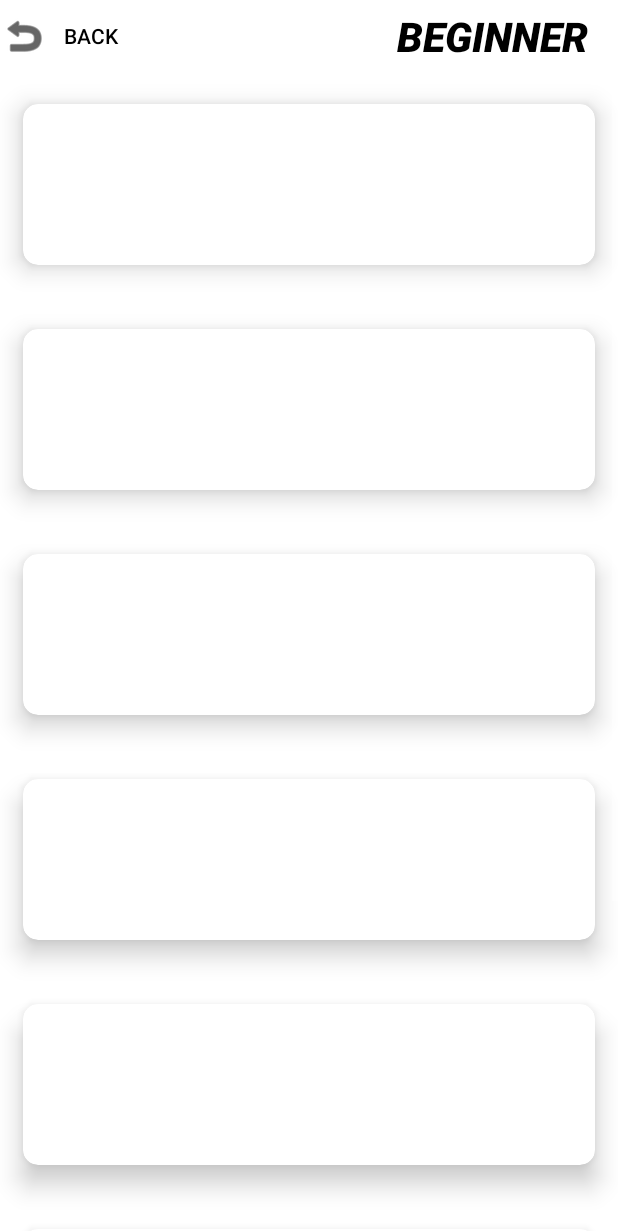
After one commit to cyrellf/GetFitApp, an Android app built with Jetpack Compose: the BeginnerWorkoutsAct screen opened directly, with no data from a screen before it, on a phone screen of 412 x 824 dp. The commit adds this screen. Shown: the top 1231 px of the screen. Run offline under Robolectric (Android 15) with nearby library versions, the phone set to English and light mode, and no system bars.

Commit message:
Ninth Commit: Workout Pages

```diff
--- a/app/src/main/AndroidManifest.xml
+++ b/app/src/main/AndroidManifest.xml
@@ -1,6 +1,6 @@
 <?xml version="1.0" encoding="utf-8"?>
 <manifest xmlns:android="http://schemas.android.com/apk/res/android"
-    xmlns:tools="http://schemas.android.com/tools" >
+    xmlns:tools="http://schemas.android.com/tools">
 
     <application
         android:allowBackup="true"
@@ -11,7 +11,10 @@
         android:roundIcon="@mipmap/ic_launcher_round"
         android:supportsRtl="true"
         android:theme="@style/Theme.AppCompat"
-        tools:targetApi="31" >
+        tools:targetApi="31">
+        <activity
+            android:name=".BeginnerWorkoutsAct"
+            android:exported="true" />
         <activity
             android:name=".IndexActivity"
             android:exported="true"
@@ -20,7 +23,7 @@
             android:name=".MainActivity"
             android:exported="true"
             android:label="Get Fit"
-            android:theme="@style/Theme.AppCompat" >
+            android:theme="@style/Theme.AppCompat">
             <intent-filter>
                 <action android:name="android.intent.action.MAIN" />
 
--- /dev/null
+++ b/app/src/main/java/com/example/getfitapp/BeginnerWorkoutsAct.java
@@ -0,0 +1,18 @@
+package com.example.getfitapp;
+
+import androidx.appcompat.app.AppCompatActivity;
+
+import android.os.Bundle;
+import android.widget.Button;
+
+public class BeginnerWorkoutsAct extends AppCompatActivity {
+        Button back;
+    @Override
+    protected void onCreate(Bundle savedInstanceState) {
+        super.onCreate(savedInstanceState);
+        getSupportActionBar().hide();
+        setContentView(R.layout.activity_beginner_workouts);
+
+        back = (Button) findViewById(R.id.BBBtn);
+    }
+}
--- /dev/null
+++ b/app/src/main/res/layout/activity_beginner_workouts.xml
@@ -0,0 +1,140 @@
+<?xml version="1.0" encoding="utf-8"?>
+<ScrollView xmlns:android="http://schemas.android.com/apk/res/android"
+    xmlns:app="http://schemas.android.com/apk/res-auto"
+    xmlns:tools="http://schemas.android.com/tools"
+    android:layout_width="match_parent"
+    android:layout_height="match_parent"
+    android:background="@color/white"
+    android:orientation="vertical"
+    android:gravity="center"
+    style="?android:attr/borderlessButtonStyle"
+    tools:context=".BeginnerWorkoutsAct">
+
+    <LinearLayout
+        android:layout_width="match_parent"
+        android:layout_height="match_parent"
+        android:orientation="vertical">
+    <LinearLayout
+        android:layout_width="match_parent"
+        android:layout_height="wrap_content"
+        android:layout_weight="1"
+        android:orientation="horizontal">
+
+        <Button
+            android:id="@+id/BBBtn"
+            android:layout_width="wrap_content"
+            android:layout_height="match_parent"
+            android:background="@color/white"
+            android:drawableLeft="@android:drawable/ic_menu_revert"
+            android:drawableTint="@color/black"
+            android:text="Back"
+            style="?android:attr/borderlessButtonStyle"
+            android:textColor="@color/black" />
+        <TextView
+            android:layout_width="match_parent"
+            android:layout_height="match_parent"
+            android:text="BEGINNER"
+            android:fontFamily="sans-serif-black"
+            android:textColor="@color/black"
+            android:gravity="right|center"
+            android:textStyle="italic"
+            android:layout_marginRight="20dp"
+            android:textSize="27dp"></TextView>
+    </LinearLayout>
+
+    <LinearLayout
+        android:layout_width="match_parent"
+        android:layout_height="wrap_content"
+        android:layout_weight="1"
+        android:orientation="vertical">
+        <androidx.cardview.widget.CardView
+            android:id="@+id/BWD1"
+            android:layout_width="match_parent"
+            android:layout_height="150dp"
+            android:layout_weight="1"
+            app:cardBackgroundColor="@color/white"
+            app:cardCornerRadius="10dp"
+            app:cardElevation="10dp"
+            app:cardMaxElevation="12dp"
+            app:cardPreventCornerOverlap="true"
+            app:cardUseCompatPadding="true"/>
+
+
+        <androidx.cardview.widget.CardView
+            android:id="@+id/BWD2"
+            android:layout_width="match_parent"
+            android:layout_height="150dp"
+            android:layout_weight="1"
+            app:cardBackgroundColor="@color/white"
+            app:cardCornerRadius="10dp"
+            app:cardElevation="10dp"
+            app:cardMaxElevation="12dp"
+            app:cardPreventCornerOverlap="true"
+            app:cardUseCompatPadding="true"/>
+        <androidx.cardview.widget.CardView
+            android:id="@+id/BWD3"
+            android:layout_width="match_parent"
+            android:layout_height="150dp"
+            android:layout_weight="1"
+            app:cardBackgroundColor="@color/white"
+            app:cardCornerRadius="10dp"
+            app:cardElevation="10dp"
+            app:cardMaxElevation="12dp"
+            app:cardPreventCornerOverlap="true"
+            app:cardUseCompatPadding="true"/>
+        <androidx.cardview.widget.CardView
+            android:id="@+id/BWD4"
+            android:layout_width="match_parent"
+            android:layout_height="150dp"
+            android:layout_weight="1"
+            app:cardBackgroundColor="@color/white"
+            app:cardCornerRadius="10dp"
+            app:cardElevation="10dp"
+            app:cardMaxElevation="12dp"
+            app:cardPreventCornerOverlap="true"
+            app:cardUseCompatPadding="true"/>
+        <androidx.cardview.widget.CardView
+            android:id="@+id/BWD5"
+            android:layout_width="match_parent"
+            android:layout_height="150dp"
+            android:layout_weight="1"
+            app:cardBackgroundColor="@color/white"
+            app:cardCornerRadius="10dp"
+            app:cardElevation="10dp"
+            app:cardMaxElevation="12dp"
+            app:cardPreventCornerOverlap="true"
+            app:cardUseCompatPadding="true"/>
+
+        <androidx.cardview.widget.CardView
+            android:id="@+id/BWD6"
+            android:layout_width="match_parent"
+            android:layout_height="150dp"
+            android:layout_weight="1"
+            app:cardBackgroundColor="@color/white"
+            app:cardCornerRadius="10dp"
+            app:cardElevation="10dp"
+            app:cardMaxElevation="12dp"
+            app:cardPreventCornerOverlap="true"
+            app:cardUseCompatPadding="true"/>
+
+        <androidx.cardview.widget.CardView
+            android:id="@+id/BWD7"
+            android:layout_width="match_parent"
+            android:layout_height="150dp"
+            android:layout_weight="1"
+            app:cardBackgroundColor="@color/white"
+            app:cardCornerRadius="10dp"
+            app:cardElevation="10dp"
+            app:cardMaxElevation="12dp"
+            app:cardPreventCornerOverlap="true"
+            app:cardUseCompatPadding="true"/>
+
+        <TextView
+            android:layout_width="match_parent"
+            android:layout_height="wrap_content"
+            android:textSize="24dp"
+            android:visibility="invisible"></TextView>
+    </LinearLayout>
+    </LinearLayout>
+
+</ScrollView>
--- a/app/src/main/res/layout/fragment_home.xml
+++ b/app/src/main/res/layout/fragment_home.xml
@@ -4,6 +4,7 @@
     xmlns:tools="http://schemas.android.com/tools"
     android:layout_width="match_parent"
     android:layout_height="match_parent"
+    android:background="@color/white"
     tools:context=".ui.home.HomeFragment">
 
     <TextView
--- a/app/src/main/res/layout/fragment_programs.xml
+++ b/app/src/main/res/layout/fragment_programs.xml
@@ -18,21 +18,14 @@
             android:layout_width="match_parent"
             android:layout_height="250dp"
             android:layout_weight="1"
+            android:foreground="@drawable/begcv"
             app:cardBackgroundColor="@color/white"
             app:cardCornerRadius="10dp"
             app:cardElevation="10dp"
             app:cardMaxElevation="12dp"
             app:cardPreventCornerOverlap="true"
             app:cardUseCompatPadding="true">
-            <TextView
-                android:id="@+id/Beginner"
-                android:layout_width="wrap_content"
-                android:layout_height="wrap_content"
-                android:layout_gravity="center"
-                android:text="BEGINNER WORKOUTS"
-                android:textAlignment="center"
-                android:textColor="@color/black"
-                android:textSize="20sp" />
+
         </androidx.cardview.widget.CardView>
 
         <androidx.cardview.widget.CardView
--- a/app/src/main/res/navigation/mobile_navigation.xml
+++ b/app/src/main/res/navigation/mobile_navigation.xml
@@ -22,4 +22,5 @@
         android:name="com.example.getfitapp.ui.notifications.NotificationsFragment"
         android:label="@string/title_notifications"
         tools:layout="@layout/fragment_programs" />
+
 </navigation>
```
Also changed, not shown: app/src/main/res/drawable/begcv.png (added).
